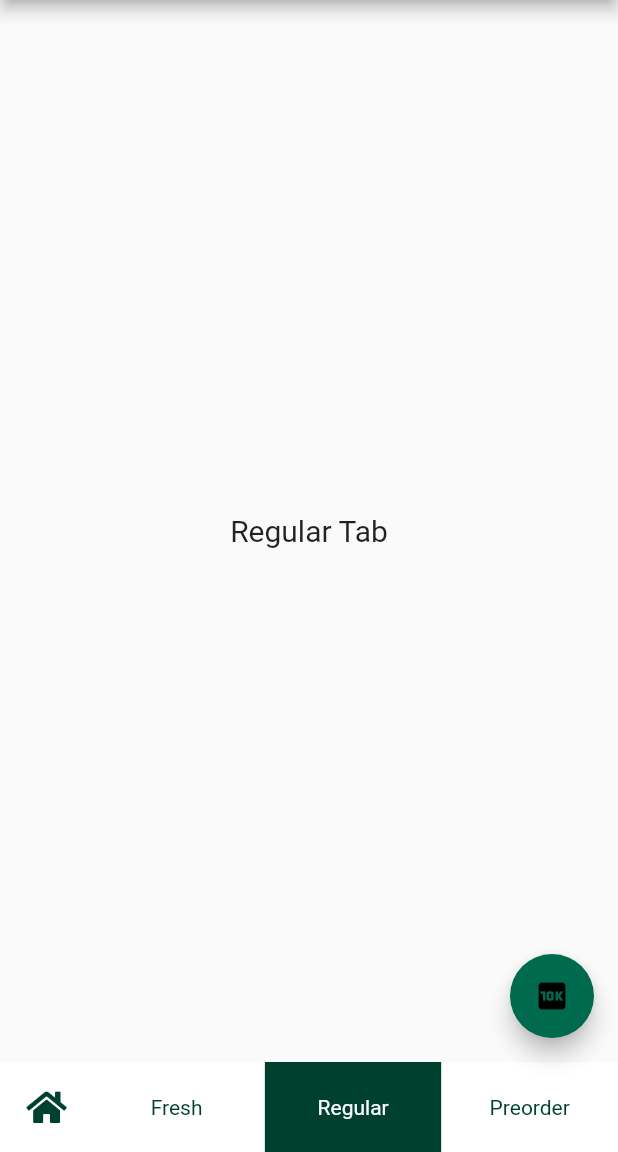
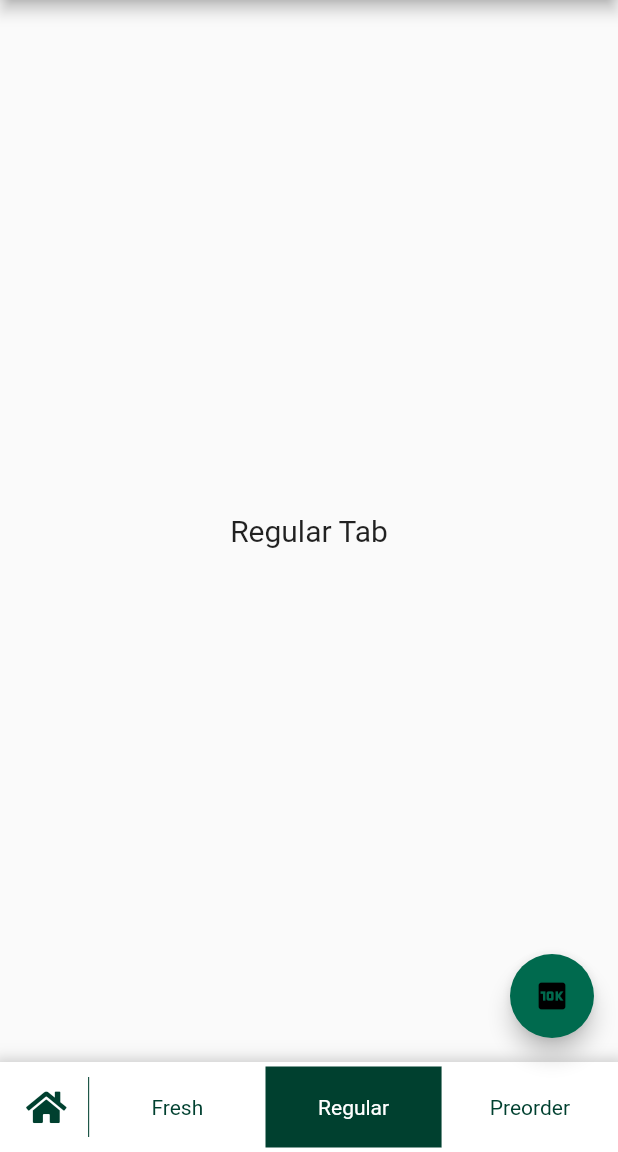
Before and after one commit to imamhossain94/shodai-mama-task, a Flutter app: the screen it shows after launch, item 2 of the bottom bar chosen, after a tap on "Regular", on a phone screen of 412 x 824 dp, the part 84-1236 px from its top. Run offline on Flutter 3.47's test engine with Material 2 defaults, Android fonts, the phone set to English and light mode, and no system bars; our stand-ins replace font_awesome_flutter, get, get_storage, sizer.

Commit message:
feat: bottom navigation bar cloned

```diff
--- a/lib/utils/themes_mode.dart
+++ b/lib/utils/themes_mode.dart
@@ -10,7 +10,7 @@ class ThemesMode {
 
     SystemChrome.setSystemUIOverlayStyle(SystemUiOverlayStyle(
       systemNavigationBarColor: isDarkMode == true? Colors.black: Colors.black,
-      systemNavigationBarIconBrightness: isDarkMode == true?Brightness.dark: Brightness.dark,
+      systemNavigationBarIconBrightness: isDarkMode == true?Brightness.light: Brightness.light,
       statusBarColor: isDarkMode == true?const Color(0xFF003024) : const Color(0xFF003024),
       statusBarBrightness: isDarkMode == true?Brightness.dark: Brightness.dark,
       statusBarIconBrightness: isDarkMode == true?Brightness.dark: Brightness.dark,
--- a/lib/views/components/custom_bottom_nav_bar.dart
+++ b/lib/views/components/custom_bottom_nav_bar.dart
@@ -17,32 +17,59 @@ class _CustomBottomNavBarState extends State<CustomBottomNavBar> {
   Widget build(BuildContext context) {
     return Container(
       height: 60,
-      color: Colors.white,
-      child: Row(
+      decoration: BoxDecoration(color: Colors.white, boxShadow: [
+        BoxShadow(
+          color: Colors.grey.withOpacity(0.5),
+          spreadRadius: 5,
+          blurRadius: 7,
+          offset: const Offset(0, 3),
+        )
+      ]),
+      child: Obx(()=>Row(
         mainAxisAlignment: MainAxisAlignment.spaceAround,
         children: [
-          buildIconButton(icon: FontAwesomeIcons.home, index: 0, onPressed: () {
+          buildIconButton(
+              icon: FontAwesomeIcons.home,
+              index: 0,
+              onPressed: () {
                 mainController.changeTab(0);
               }),
-          buildTextButton(title: "Fresh", index: 1, onPressed: (){
+          if (![0, 1].contains(mainController.currentIndex.value))
+            buildVerticalDivider(),
+          buildTextButton(
+              title: "Fresh",
+              index: 1,
+              onPressed: () {
                 mainController.changeTab(1);
               }),
-          buildTextButton(title: "Regular", index: 2, onPressed: (){
+          if (![1, 2].contains(mainController.currentIndex.value))
+            buildVerticalDivider(),
+          buildTextButton(
+              title: "Regular",
+              index: 2,
+              onPressed: () {
                 mainController.changeTab(2);
               }),
-          buildTextButton(title: "Preorder", index: 3, onPressed: (){
+          if (![2, 3].contains(mainController.currentIndex.value))
+            buildVerticalDivider(),
+          buildTextButton(
+              title: "Preorder",
+              index: 3,
+              onPressed: () {
                 mainController.changeTab(3);
               })
         ],
-      ),
+      )),
     );
   }
 
   Widget buildIconButton(
-      {required IconData icon, required VoidCallback onPressed, required int index}) {
+      {required IconData icon,
+      required VoidCallback onPressed,
+      required int index}) {
     return Expanded(
         flex: 1,
-        child: Obx(()=>GestureDetector(
+        child: GestureDetector(
           onTap: onPressed,
           child: Container(
             alignment: Alignment.center,
@@ -56,7 +83,7 @@ class _CustomBottomNavBarState extends State<CustomBottomNavBar> {
                   : Colors.white,
             ),
           ),
-        )));
+        ));
   }
 
   Widget buildTextButton(
@@ -65,22 +92,34 @@ class _CustomBottomNavBarState extends State<CustomBottomNavBar> {
       required int index}) {
     return Expanded(
         flex: 2,
-        child: Obx(()=>GestureDetector(
+        child: GestureDetector(
           onTap: onPressed,
           child: Container(
             alignment: Alignment.center,
+            margin: const EdgeInsets.symmetric(vertical: 3),
             color: mainController.currentIndex.value == index
                 ? Theme.of(context).primaryColor
                 : Colors.white,
             child: Text(
               title,
               style: TextStyle(
-                color:  mainController.currentIndex.value != index
+                color: mainController.currentIndex.value != index
                     ? Theme.of(context).primaryColor
                     : Colors.white,
               ),
             ),
           ),
-        )));
+        ));
+  }
+
+  Widget buildVerticalDivider() {
+    return const Padding(
+      padding: EdgeInsets.symmetric(vertical: 10),
+      child: VerticalDivider(
+        width: 0.75,
+        thickness: 1,
+        color: Color(0xFF00402F),
+      ),
+    );
   }
 }
```
Lines whose indentation alone changed are shown as unchanged.
